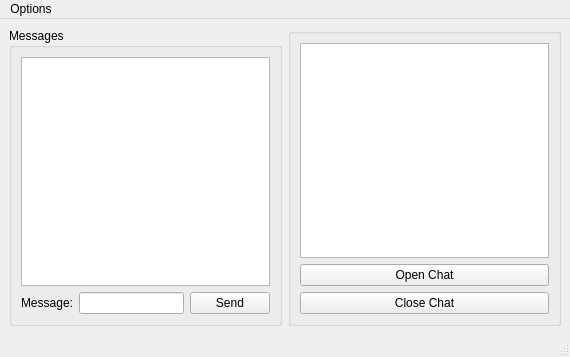
Above: Client/mainwindow.ui from olivier-portal/ChatApplication before the change. Below: the same form after it.
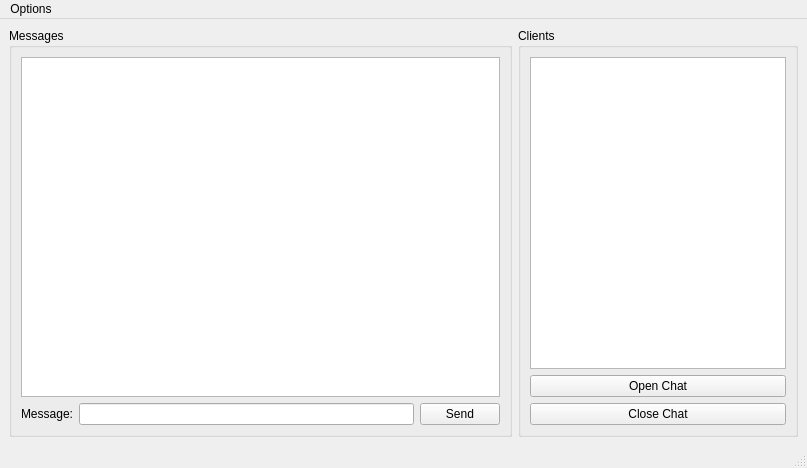
That is the form after the change.

Commit message: Misc: resized Client/mainwindow.ui client list to better match the server

What changed in the file:
```diff
--- a/Client/mainwindow.ui
+++ b/Client/mainwindow.ui
@@ -6,8 +6,8 @@
    <rect>
     <x>0</x>
     <y>0</y>
-    <width>570</width>
-    <height>357</height>
+    <width>807</width>
+    <height>468</height>
    </rect>
   </property>
   <property name="windowTitle">
@@ -56,9 +56,31 @@
         <height>0</height>
        </size>
       </property>
+      <property name="title">
+       <string>Clients</string>
+      </property>
       <layout class="QVBoxLayout" name="verticalLayout">
+       <property name="leftMargin">
+        <number>9</number>
+       </property>
+       <property name="topMargin">
+        <number>9</number>
+       </property>
+       <property name="rightMargin">
+        <number>9</number>
+       </property>
+       <property name="bottomMargin">
+        <number>9</number>
+       </property>
        <item>
-        <widget class="QListWidget" name="lstClients"/>
+        <widget class="QListWidget" name="lstClients">
+         <property name="sizePolicy">
+          <sizepolicy hsizetype="Preferred" vsizetype="Preferred">
+           <horstretch>0</horstretch>
+           <verstretch>0</verstretch>
+          </sizepolicy>
+         </property>
+        </widget>
        </item>
        <item>
         <widget class="QPushButton" name="btnStartChat">
@@ -84,7 +106,7 @@
     <rect>
      <x>0</x>
      <y>0</y>
-     <width>570</width>
+     <width>807</width>
      <height>26</height>
     </rect>
    </property>
```
